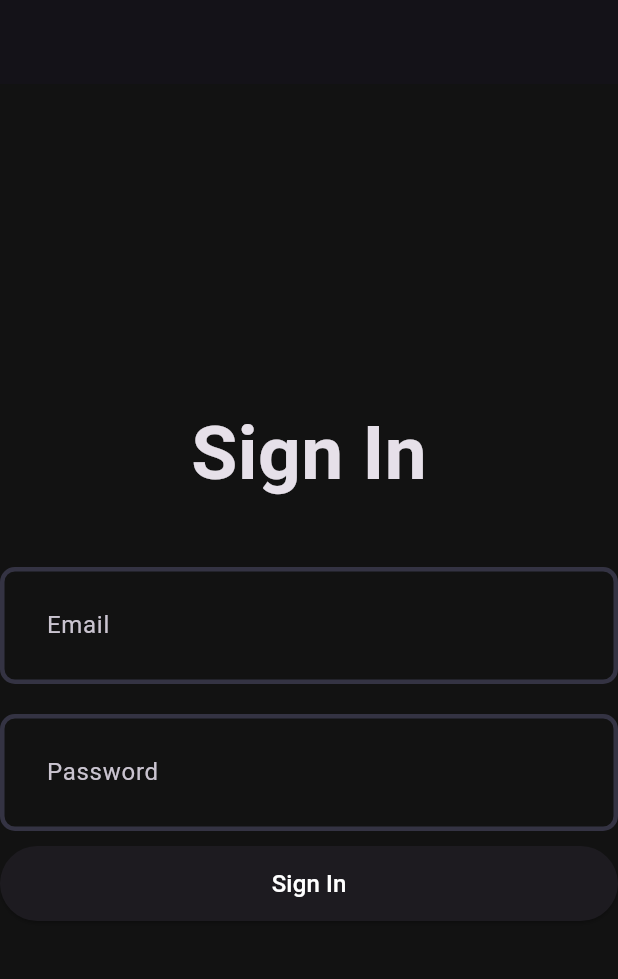
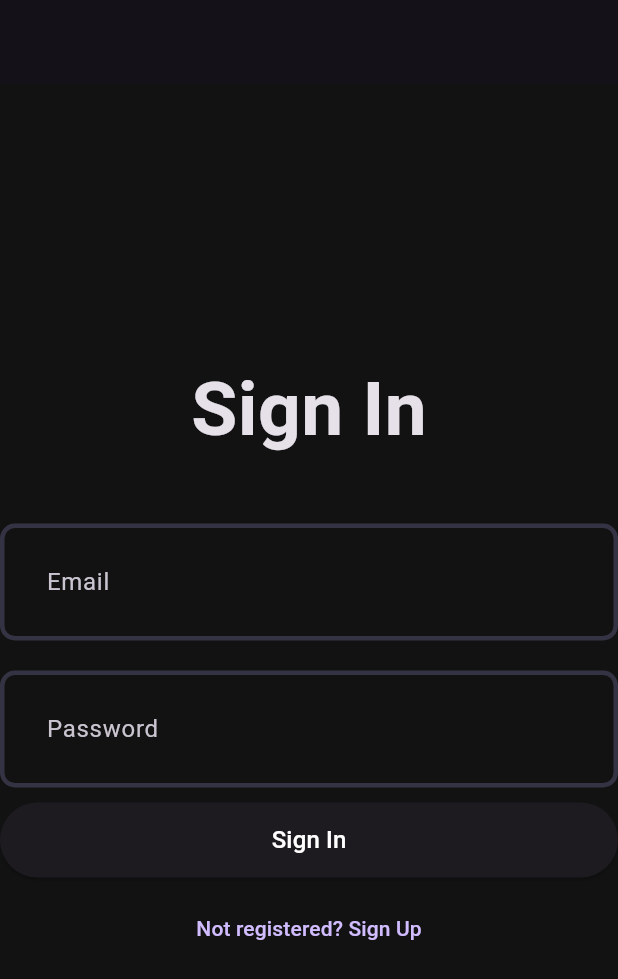
Before and after one commit to Uvilager/flutter-fastapi, a Flutter app: the screen it shows after launch, on a phone screen of 412 x 824 dp. Shown: the top 979 px of the screen. Run offline on Flutter 3.47's test engine with Material 3 defaults, Android fonts, the phone set to English and light mode, and no system bars; our stand-ins replace flutter_riverpod, fpdart, go_router, riverpod_annotation, shared_preferences; generated files the repository leaves out were written again.

```diff
--- a/client/lib/features/auth/repository/auth_remote_repository.dart
+++ b/client/lib/features/auth/repository/auth_remote_repository.dart
@@ -67,7 +67,7 @@ class AuthRemoteRepository {
         ),
       );
       final resBodyMap = jsonDecode(response.body) as Map<String, dynamic>;
-      print(resBodyMap);
+      print('auth remtote repo: $resBodyMap');
 
       if (response.statusCode != 201) {
         return Left(AppFailure(resBodyMap['message']));
--- a/client/lib/features/auth/view/pages/signin_page.dart
+++ b/client/lib/features/auth/view/pages/signin_page.dart
@@ -4,6 +4,7 @@ import 'package:client/features/auth/view/widgets/custom_formfield.dart';
 import 'package:client/features/auth/viewmodel/auth_viewmodel.dart';
 import 'package:flutter/material.dart';
 import 'package:flutter_riverpod/flutter_riverpod.dart';
+import 'package:go_router/go_router.dart';
 
 class SigninPage extends ConsumerStatefulWidget {
   const SigninPage({super.key});
@@ -31,7 +32,7 @@ class _SigninPageState extends ConsumerState<SigninPage> {
         data: (data) {
           showSnackBar(
             context,
-            'Account created successfully! Please  login.',
+            'Successfully signed in!',
           );
           // Navigator.push(
           //   context,
@@ -86,7 +87,17 @@ class _SigninPageState extends ConsumerState<SigninPage> {
                   } else {
                     showSnackBar(context, 'Please fill all fields');
                   }
-                  }),
+                },
+              ),
+              const SizedBox(
+                height: 10,
+              ),
+              TextButton(
+                onPressed: () {
+                  context.go('/register');
+                },
+                child: const Text('Not registered? Sign Up'),
+              )
             ],
           ),
         ));
--- a/client/lib/main.dart
+++ b/client/lib/main.dart
@@ -1,3 +1,4 @@
+import 'package:client/core/router/app_router.dart';
 import 'package:client/core/theme/theme.dart';
 import 'package:client/features/auth/repository/auth_local_repository.dart';
 import 'package:client/features/auth/view/pages/signin_page.dart';
@@ -14,18 +15,17 @@ void main() {
   );
 }
 
-class MyApp extends StatelessWidget {
+class MyApp extends ConsumerWidget {
   const MyApp({super.key});
 
   @override
-  Widget build(BuildContext context) {
+  Widget build(BuildContext context, WidgetRef ref) {
     return _EagerInitialization(
-      child: MaterialApp(
+      child: MaterialApp.router(
         debugShowCheckedModeBanner: false,
         title: 'Flutter Demo',
         theme: AppTheme.darkThemeMode,
-        // home: const SignupPage(),
-        home: const SigninPage(),
+        routerConfig: ref.watch(goRouterProvider),
       ),
     );
   }
--- a/client/pubspec.yaml
+++ b/client/pubspec.yaml
@@ -40,6 +40,7 @@ dependencies:
   riverpod_annotation: ^2.3.5
   shared_preferences: ^2.2.3
   fpdart: ^1.1.0
+  go_router: ^14.2.0
 
 dev_dependencies:
   flutter_test:
```
Also changed, not shown: client/lib/core/model/user_model.dart (+16 -3 lines), client/lib/core/router/app_router.dart (added, +40 -0 lines), client/lib/features/auth/repository/auth_local_repository.dart (+7 -3 lines), client/lib/features/auth/view/pages/signup_page.dart (+10 -1 lines), client/lib/features/auth/viewmodel/auth_viewmodel.dart (+4 -3 lines), client/lib/features/home/view/pages/home_page.dart (added, +18 -0 lines), client/lib/core/router/app_router.g.dart (added), client/lib/features/auth/viewmodel/auth_viewmodel.g.dart, client/pubspec.lock, 1 other file. Lines whose indentation alone changed are shown as unchanged.
